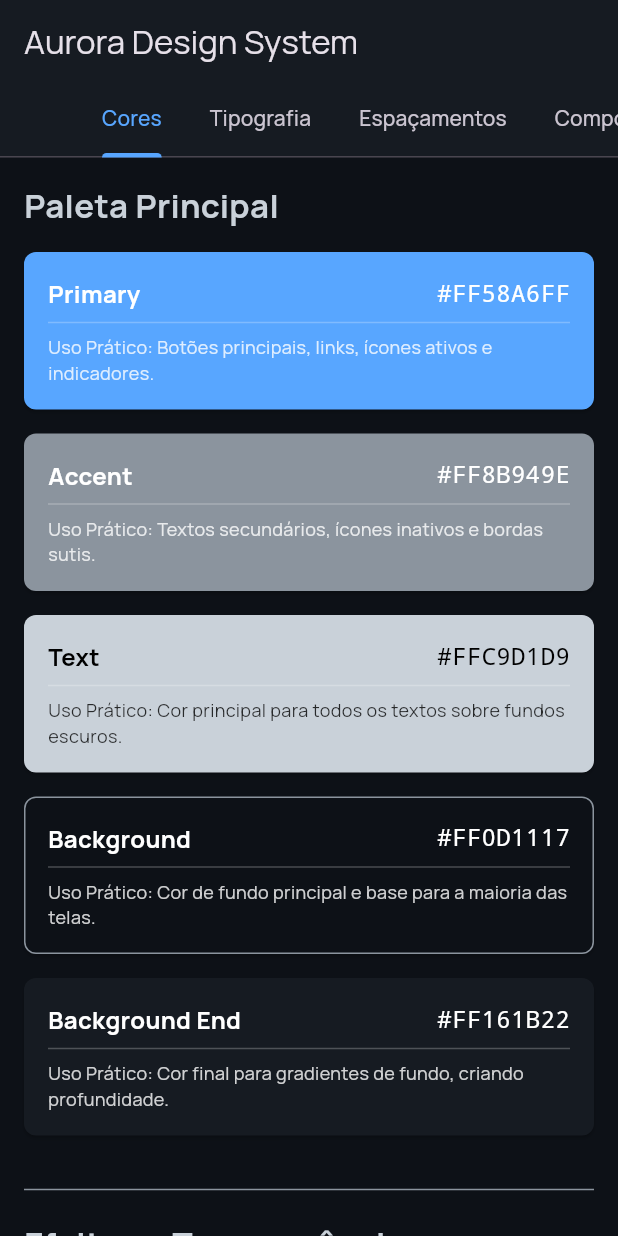
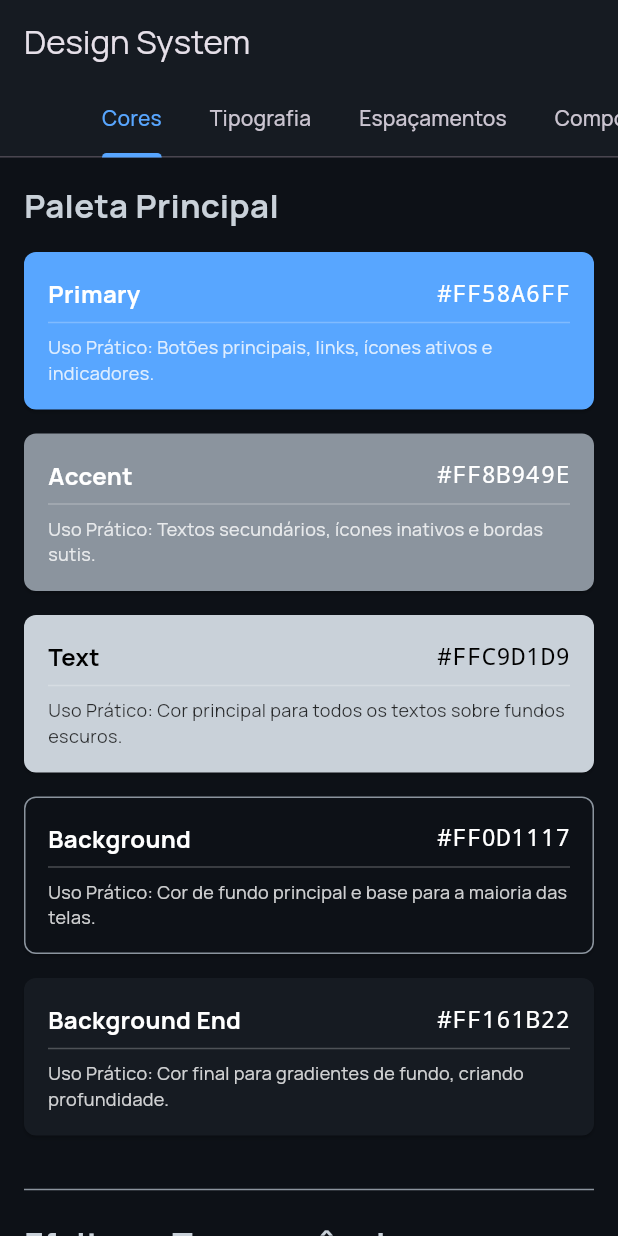
Before and after one commit to eville75/MobileII, a Flutter app: the screen it shows after launch, on a phone screen of 412 x 824 dp. Run offline on Flutter 3.47's test engine with Material 3 defaults, Android fonts, the phone set to English and light mode, and no system bars; our stand-ins replace google_fonts.

Commit message:
ajustes na visualização do design system

```diff
--- a/lib/design_system/design_system_screen.dart
+++ b/lib/design_system/design_system_screen.dart
@@ -19,7 +19,7 @@ class DesignSystemScreen extends StatelessWidget {
         appBar: AppBar(
           backgroundColor: AppColors.backgroundEnd,
           elevation: 0,
-          title: const Text('Aurora Design System'),
+          title: const Text('Design System'),
           bottom: const TabBar(
             isScrollable: true,
             indicatorColor: AppColors.primary,
```
Also changed, not shown: pubspec.lock.
